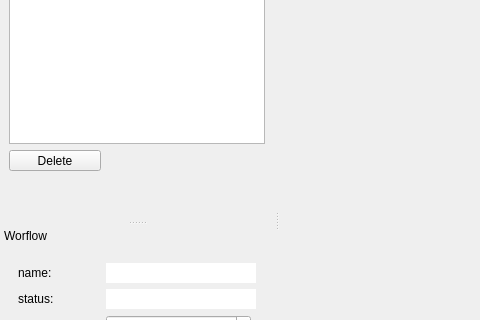
Old version of the form python/soma/workflow/gui/WorkflowMainWindow.ui in the repository populse/soma-workflow; both pictures show x 0 to 480 and y 180 to 500 of the 1026 by 817 pixel window.
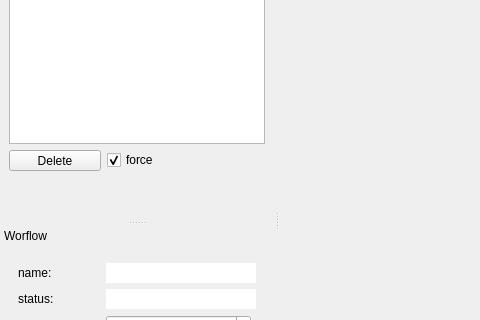
New version of the form.

Commit message: improved workflow suppression (several modes + warning message in the GUI)

Patch:
```diff
--- a/python/soma/workflow/gui/WorkflowMainWindow.ui
+++ b/python/soma/workflow/gui/WorkflowMainWindow.ui
@@ -192,6 +192,8 @@
       </widget>
      </item>
      <item>
+      <layout class="QHBoxLayout" name="horizontalLayout_2">
+       <item>
       <widget class="QToolButton" name="toolButton_button_delete_wf">
        <property name="sizePolicy">
         <sizepolicy hsizetype="Maximum" vsizetype="Fixed">
@@ -215,6 +217,18 @@
         <enum>Qt::ToolButtonTextOnly</enum>
        </property>
       </widget>
+       </item>
+       <item>
+        <widget class="QCheckBox" name="check_box_force_delete">
+         <property name="text">
+          <string>force</string>
+         </property>
+         <property name="checked">
+          <bool>true</bool>
+         </property>
+        </widget>
+       </item>
+      </layout>
      </item>
      <item>
       <spacer name="verticalSpacer_2">
```
Lines whose indentation alone changed are shown as unchanged. The commit also changes 3 other files.
